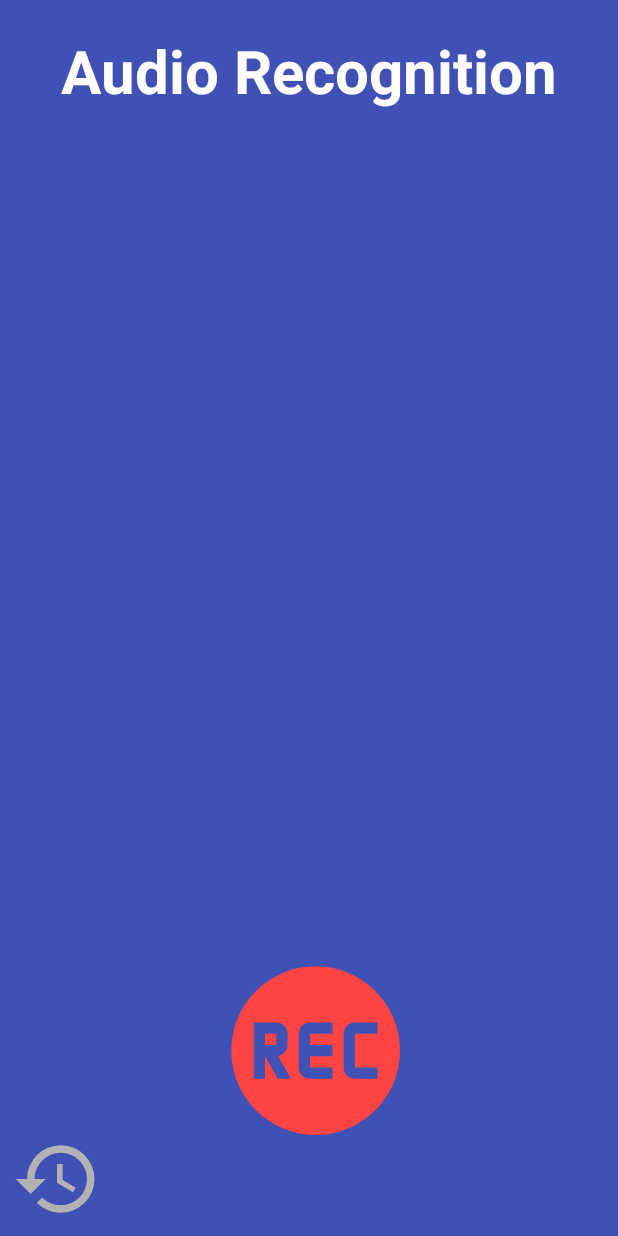
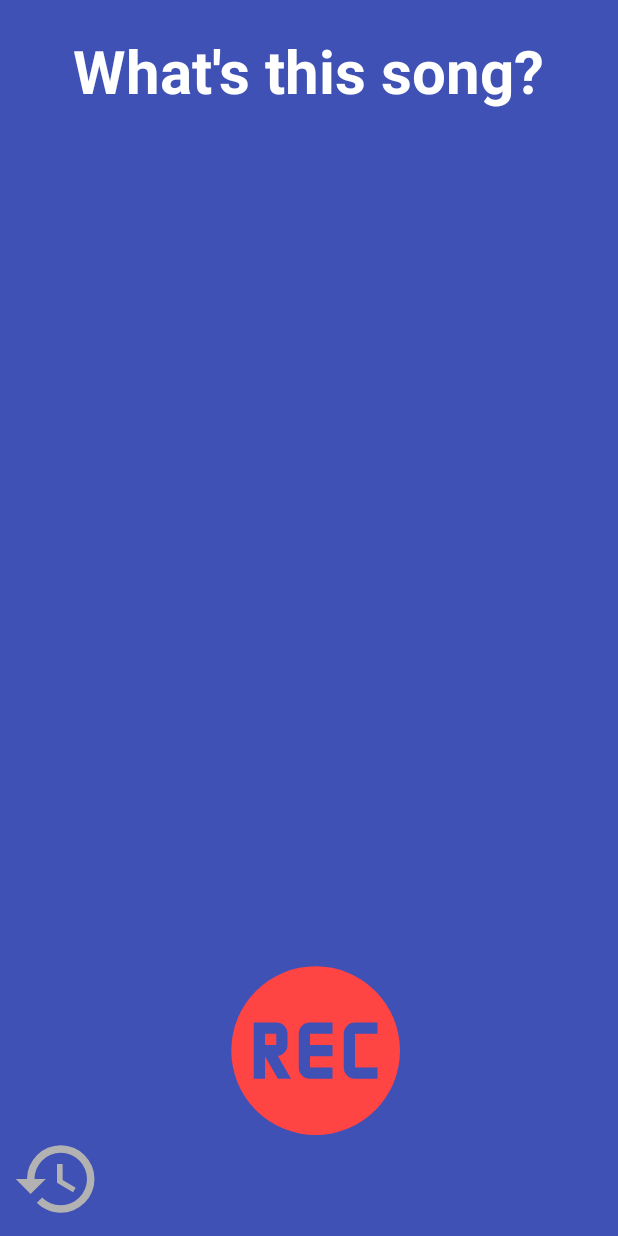
Before and after one commit to MeloniZippoProjects/AudioRecognition, an Android app: the screen it shows after launch (RecognitionActivity), on a phone screen of 412 x 824 dp. Run offline under Robolectric (Android 15) with nearby library versions, the phone set to English and light mode, and no system bars; libraries missing offline, so code that uses them is left out: cafe.adriel.androidaudioconverter; 1 statement that could not run was skipped.

Commit message:
Change App Name

```diff
--- a/AudioRecognitionApp/app/src/main/res/values/strings.xml
+++ b/AudioRecognitionApp/app/src/main/res/values/strings.xml
@@ -1,5 +1,5 @@
 <resources>
-    <string name="app_name">Audio Recognition</string>
+    <string name="app_name">What\'s this song?</string>
     <string name="start_recording_button">Record</string>
     <string name="stop_recording_button">Stop</string>
     <string name="unknownTitle">No title</string>
```
